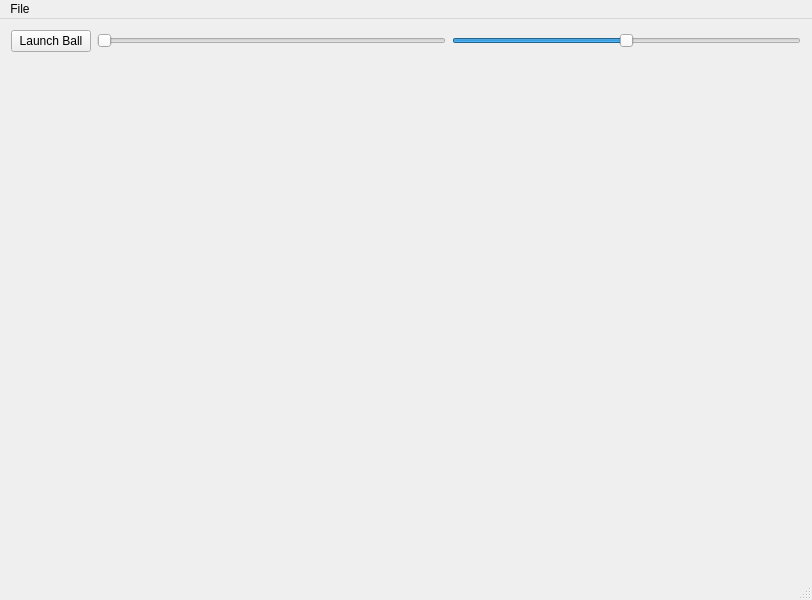
silversax08/TanksGame, file mainwindowform.ui: the form before one commit.
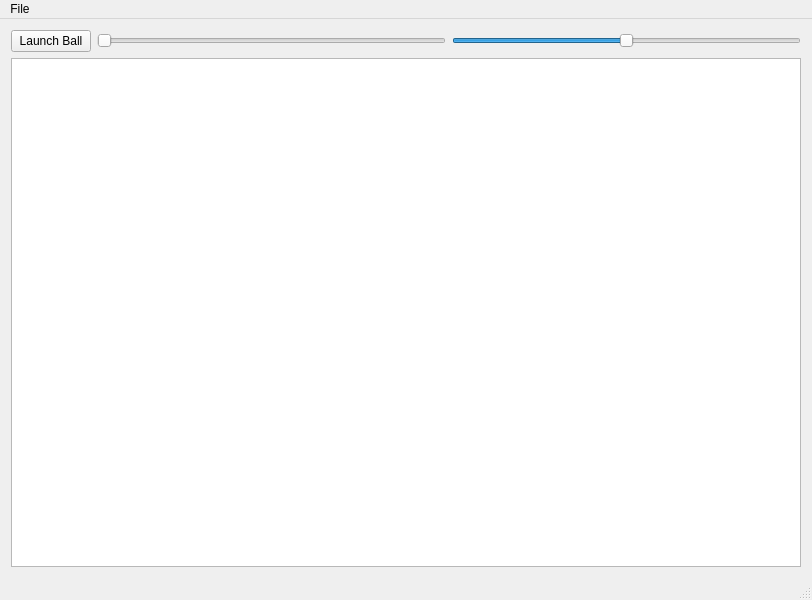
The form after the commit.

Commit message: Got a 2D graphics window to show up in the GUI. Got a square to show up on the screen. Tried to start a tank class, but running into parsing errors

```diff
--- a/mainwindowform.ui
+++ b/mainwindowform.ui
@@ -64,7 +64,7 @@
      </widget>
     </item>
     <item row="1" column="0" colspan="3">
-     <widget class="QWidget" name="OSGOutput" native="true"/>
+     <widget class="QGraphicsView" name="graphicsView"/>
     </item>
    </layout>
   </widget>
```
The commit also changes 3 other files.
